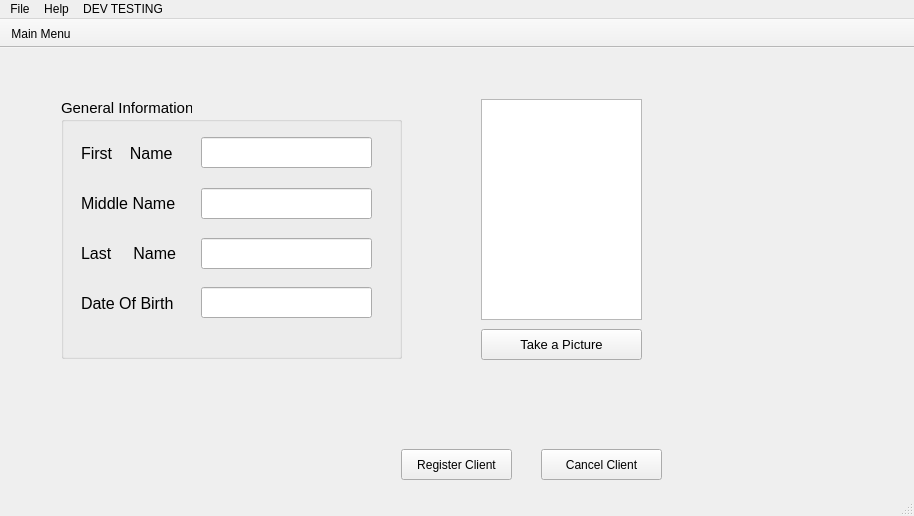
Old version of the form ArcApp/mainwindow.ui in the repository Arc-Project/Arc.
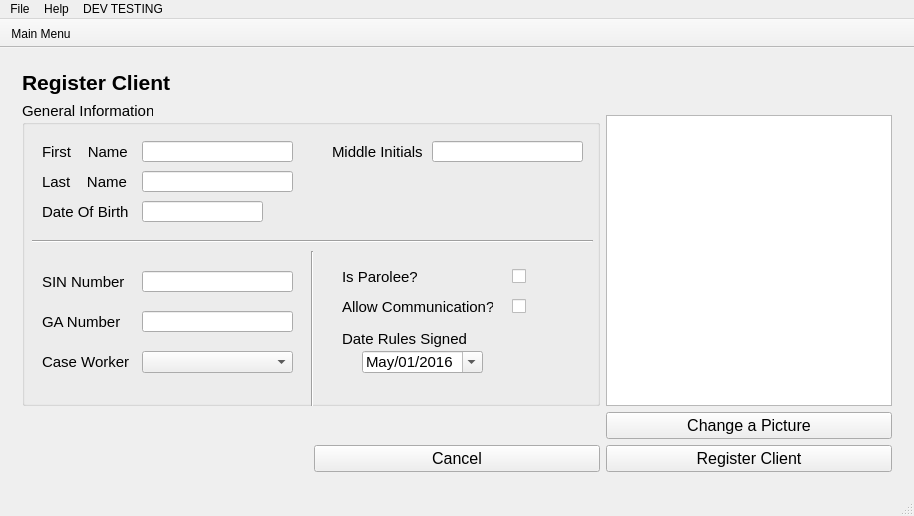
New version of the form.

Commit message: fix client register

Diff of the .ui file:
```diff
--- a/ArcApp/mainwindow.ui
+++ b/ArcApp/mainwindow.ui
@@ -685,25 +685,70 @@
        </widget>
       </widget>
       <widget class="QWidget" name="registerClient">
+       <layout class="QGridLayout" name="gridLayout_14">
+        <item row="4" column="2">
+         <widget class="QPushButton" name="button_takepicutre">
+          <property name="sizePolicy">
+           <sizepolicy hsizetype="Preferred" vsizetype="Preferred">
+            <horstretch>0</horstretch>
+            <verstretch>0</verstretch>
+           </sizepolicy>
+          </property>
+          <property name="font">
+           <font>
+            <pointsize>12</pointsize>
+           </font>
+          </property>
+          <property name="text">
+           <string>Change a Picture</string>
+          </property>
+         </widget>
+        </item>
+        <item row="1" column="2">
+         <spacer name="horizontalSpacer_2">
+          <property name="orientation">
+           <enum>Qt::Vertical</enum>
+          </property>
+          <property name="sizeType">
+           <enum>QSizePolicy::Preferred</enum>
+          </property>
+          <property name="sizeHint" stdset="0">
+           <size>
+            <width>20</width>
+            <height>2</height>
+           </size>
+          </property>
+         </spacer>
+        </item>
+        <item row="0" column="0" colspan="3">
+         <widget class="QLabel" name="label_19">
+          <property name="font">
+           <font>
+            <pointsize>16</pointsize>
+            <weight>75</weight>
+            <bold>true</bold>
+           </font>
+          </property>
+          <property name="text">
+           <string>Register Client</string>
+          </property>
+         </widget>
+        </item>
+        <item row="3" column="2">
        <widget class="QGraphicsView" name="graphicsView">
-        <property name="geometry">
-         <rect>
-          <x>470</x>
-          <y>40</y>
-          <width>161</width>
-          <height>221</height>
-         </rect>
-        </property>
-       </widget>
+          <property name="enabled">
+           <bool>true</bool>
+          </property>
+          <property name="sizePolicy">
+           <sizepolicy hsizetype="Preferred" vsizetype="Expanding">
+            <horstretch>0</horstretch>
+            <verstretch>0</verstretch>
+           </sizepolicy>
+          </property>
+         </widget>
+        </item>
+        <item row="1" column="0" rowspan="3" colspan="2">
        <widget class="QGroupBox" name="groupBox_3">
-        <property name="geometry">
-         <rect>
-          <x>50</x>
-          <y>39</y>
-          <width>341</width>
-          <height>261</height>
-         </rect>
-        </property>
         <property name="font">
          <font>
           <pointsize>11</pointsize>
@@ -716,27 +761,27 @@
          <property name="geometry">
           <rect>
            <x>20</x>
-           <y>145</y>
+             <y>70</y>
            <width>101</width>
            <height>21</height>
           </rect>
          </property>
          <property name="font">
           <font>
-           <pointsize>12</pointsize>
+             <pointsize>11</pointsize>
           </font>
          </property>
          <property name="text">
-          <string>Last     Name</string>
+            <string>Last    Name</string>
          </property>
         </widget>
         <widget class="QLineEdit" name="lineEdit_cl_dob">
          <property name="geometry">
           <rect>
-           <x>140</x>
-           <y>189</y>
-           <width>171</width>
-           <height>31</height>
+             <x>120</x>
+             <y>100</y>
+             <width>121</width>
+             <height>21</height>
           </rect>
          </property>
         </widget>
@@ -744,14 +789,14 @@
          <property name="geometry">
           <rect>
            <x>20</x>
-           <y>195</y>
+             <y>100</y>
            <width>101</width>
            <height>21</height>
           </rect>
          </property>
          <property name="font">
           <font>
-           <pointsize>12</pointsize>
+             <pointsize>11</pointsize>
           </font>
          </property>
          <property name="text">
@@ -762,14 +807,14 @@
          <property name="geometry">
           <rect>
            <x>20</x>
-           <y>45</y>
+             <y>40</y>
            <width>101</width>
            <height>21</height>
           </rect>
          </property>
          <property name="font">
           <font>
-           <pointsize>12</pointsize>
+             <pointsize>11</pointsize>
           </font>
          </property>
          <property name="text">
@@ -779,96 +824,302 @@
         <widget class="QLabel" name="label_cl_mName">
          <property name="geometry">
           <rect>
-           <x>20</x>
-           <y>95</y>
+             <x>310</x>
+             <y>40</y>
            <width>101</width>
            <height>21</height>
           </rect>
          </property>
          <property name="font">
           <font>
-           <pointsize>12</pointsize>
+             <pointsize>11</pointsize>
           </font>
          </property>
          <property name="text">
-          <string>Middle Name</string>
+            <string>Middle Initials</string>
          </property>
         </widget>
         <widget class="QLineEdit" name="lineEdit_cl_fName">
          <property name="geometry">
           <rect>
-           <x>140</x>
-           <y>39</y>
-           <width>171</width>
-           <height>31</height>
+             <x>120</x>
+             <y>40</y>
+             <width>151</width>
+             <height>21</height>
           </rect>
          </property>
         </widget>
         <widget class="QLineEdit" name="lineEdit_cl_mName">
          <property name="geometry">
           <rect>
-           <x>140</x>
-           <y>90</y>
-           <width>171</width>
-           <height>31</height>
+             <x>410</x>
+             <y>40</y>
+             <width>151</width>
+             <height>21</height>
           </rect>
          </property>
         </widget>
         <widget class="QLineEdit" name="lineEdit_cl_lName">
          <property name="geometry">
           <rect>
-           <x>140</x>
-           <y>140</y>
-           <width>171</width>
+             <x>120</x>
+             <y>70</y>
+             <width>151</width>
+             <height>21</height>
+            </rect>
+           </property>
+          </widget>
+          <widget class="QLabel" name="label_cl_SIN">
+           <property name="geometry">
+            <rect>
+             <x>20</x>
+             <y>170</y>
+             <width>91</width>
+             <height>21</height>
+            </rect>
+           </property>
+           <property name="text">
+            <string>SIN Number</string>
+           </property>
+          </widget>
+          <widget class="QLineEdit" name="lineEdit_cl_SIN">
+           <property name="geometry">
+            <rect>
+             <x>120</x>
+             <y>170</y>
+             <width>151</width>
+             <height>21</height>
+            </rect>
+           </property>
+          </widget>
+          <widget class="QLineEdit" name="lineEdit_cl_GANum">
+           <property name="geometry">
+            <rect>
+             <x>120</x>
+             <y>210</y>
+             <width>151</width>
+             <height>21</height>
+            </rect>
+           </property>
+           <property name="text">
+            <string/>
+           </property>
+          </widget>
+          <widget class="QLabel" name="label_cl_GANum">
+           <property name="geometry">
+            <rect>
+             <x>20</x>
+             <y>210</y>
+             <width>91</width>
+             <height>21</height>
+            </rect>
+           </property>
+           <property name="text">
+            <string>GA Number</string>
+           </property>
+          </widget>
+          <widget class="QLabel" name="label_cl_GANum_2">
+           <property name="geometry">
+            <rect>
+             <x>20</x>
+             <y>250</y>
+             <width>91</width>
+             <height>21</height>
+            </rect>
+           </property>
+           <property name="text">
+            <string>Case Worker</string>
+           </property>
+          </widget>
+          <widget class="QComboBox" name="comboBox_3">
+           <property name="geometry">
+            <rect>
+             <x>120</x>
+             <y>250</y>
+             <width>151</width>
+             <height>22</height>
+            </rect>
+           </property>
+          </widget>
+          <widget class="Line" name="line">
+           <property name="geometry">
+            <rect>
+             <x>10</x>
+             <y>130</y>
+             <width>561</width>
+             <height>20</height>
+            </rect>
+           </property>
+           <property name="orientation">
+            <enum>Qt::Horizontal</enum>
+           </property>
+          </widget>
+          <widget class="QLabel" name="label_cl_GANum_3">
+           <property name="geometry">
+            <rect>
+             <x>320</x>
+             <y>160</y>
+             <width>141</width>
            <height>31</height>
           </rect>
          </property>
-        </widget>
-       </widget>
-       <widget class="QPushButton" name="button_takepicutre">
+           <property name="text">
+            <string>Is Parolee?</string>
+           </property>
+          </widget>
+          <widget class="QCheckBox" name="checkBox">
+           <property name="geometry">
+            <rect>
+             <x>490</x>
+             <y>160</y>
+             <width>70</width>
+             <height>31</height>
+            </rect>
+           </property>
+           <property name="text">
+            <string/>
+           </property>
+          </widget>
+          <widget class="QLabel" name="label_cl_GANum_4">
         <property name="geometry">
          <rect>
-          <x>470</x>
-          <y>270</y>
-          <width>161</width>
+             <x>320</x>
+             <y>190</y>
+             <width>151</width>
           <height>31</height>
          </rect>
         </property>
-        <property name="font">
-         <font>
-          <pointsize>10</pointsize>
-         </font>
-        </property>
+           <property name="text">
+            <string>Allow Communication?</string>
+           </property>
+          </widget>
+          <widget class="QCheckBox" name="checkBox_2">
+           <property name="geometry">
+            <rect>
+             <x>490</x>
+             <y>190</y>
+             <width>70</width>
+             <height>31</height>
+            </rect>
+           </property>
         <property name="text">
-         <string>Take a Picture</string>
-        </property>
-       </widget>
+            <string/>
+           </property>
+          </widget>
+          <widget class="Line" name="line_2">
+           <property name="geometry">
+            <rect>
+             <x>280</x>
+             <y>150</y>
+             <width>20</width>
+             <height>161</height>
+            </rect>
+           </property>
+           <property name="orientation">
+            <enum>Qt::Vertical</enum>
+           </property>
+          </widget>
+          <widget class="QLabel" name="label_cl_ruleSign">
+           <property name="geometry">
+            <rect>
+             <x>320</x>
+             <y>230</y>
+             <width>141</width>
+             <height>16</height>
+            </rect>
+           </property>
+           <property name="text">
+            <string>Date Rules Signed</string>
+           </property>
+          </widget>
+          <widget class="QDateEdit" name="dateEdit">
+           <property name="geometry">
+            <rect>
+             <x>340</x>
+             <y>250</y>
+             <width>121</width>
+             <height>22</height>
+            </rect>
+           </property>
+           <property name="focusPolicy">
+            <enum>Qt::ClickFocus</enum>
+           </property>
+           <property name="displayFormat">
+            <string>MMM/dd/yyyy</string>
+           </property>
+           <property name="calendarPopup">
+            <bool>true</bool>
+           </property>
+           <property name="date">
+            <date>
+             <year>2016</year>
+             <month>5</month>
+             <day>1</day>
+            </date>
+           </property>
+          </widget>
+          <zorder>label_cl_lName</zorder>
+          <zorder>lineEdit_cl_dob</zorder>
+          <zorder>label_cl_dob</zorder>
+          <zorder>label_cl_fName</zorder>
+          <zorder>label_cl_mName</zorder>
+          <zorder>lineEdit_cl_fName</zorder>
+          <zorder>lineEdit_cl_mName</zorder>
+          <zorder>lineEdit_cl_lName</zorder>
+          <zorder>button_takepicutre</zorder>
+          <zorder>label_cl_SIN</zorder>
+          <zorder>lineEdit_cl_SIN</zorder>
+          <zorder>lineEdit_cl_GANum</zorder>
+          <zorder>label_cl_GANum</zorder>
+          <zorder>label_cl_GANum_2</zorder>
+          <zorder>comboBox_3</zorder>
+          <zorder>line</zorder>
+          <zorder>label_cl_GANum_3</zorder>
+          <zorder>checkBox</zorder>
+          <zorder>label_cl_GANum_4</zorder>
+          <zorder>checkBox_2</zorder>
+          <zorder>line_2</zorder>
+          <zorder>label_cl_ruleSign</zorder>
+          <zorder>dateEdit</zorder>
+         </widget>
+        </item>
+        <item row="5" column="2">
        <widget class="QPushButton" name="button_register_client">
-        <property name="geometry">
-         <rect>
-          <x>390</x>
-          <y>390</y>
-          <width>111</width>
-          <height>31</height>
-         </rect>
+          <property name="sizePolicy">
+           <sizepolicy hsizetype="Preferred" vsizetype="Preferred">
+            <horstretch>0</horstretch>
+            <verstretch>0</verstretch>
+           </sizepolicy>
+          </property>
+          <property name="font">
+           <font>
+            <pointsize>12</pointsize>
+           </font>
         </property>
         <property name="text">
          <string>Register Client</string>
         </property>
        </widget>
+        </item>
+        <item row="5" column="1">
        <widget class="QPushButton" name="button_cancle_Register">
-        <property name="geometry">
-         <rect>
-          <x>530</x>
-          <y>390</y>
-          <width>121</width>
-          <height>31</height>
-         </rect>
+          <property name="sizePolicy">
+           <sizepolicy hsizetype="Preferred" vsizetype="Preferred">
+            <horstretch>0</horstretch>
+            <verstretch>0</verstretch>
+           </sizepolicy>
+          </property>
+          <property name="font">
+           <font>
+            <pointsize>12</pointsize>
+           </font>
         </property>
         <property name="text">
-         <string>Cancel Client</string>
-        </property>
-       </widget>
+           <string>Cancel</string>
+          </property>
+         </widget>
+        </item>
+       </layout>
       </widget>
      </widget>
     </item>
```
Lines whose indentation alone changed are shown as unchanged.
